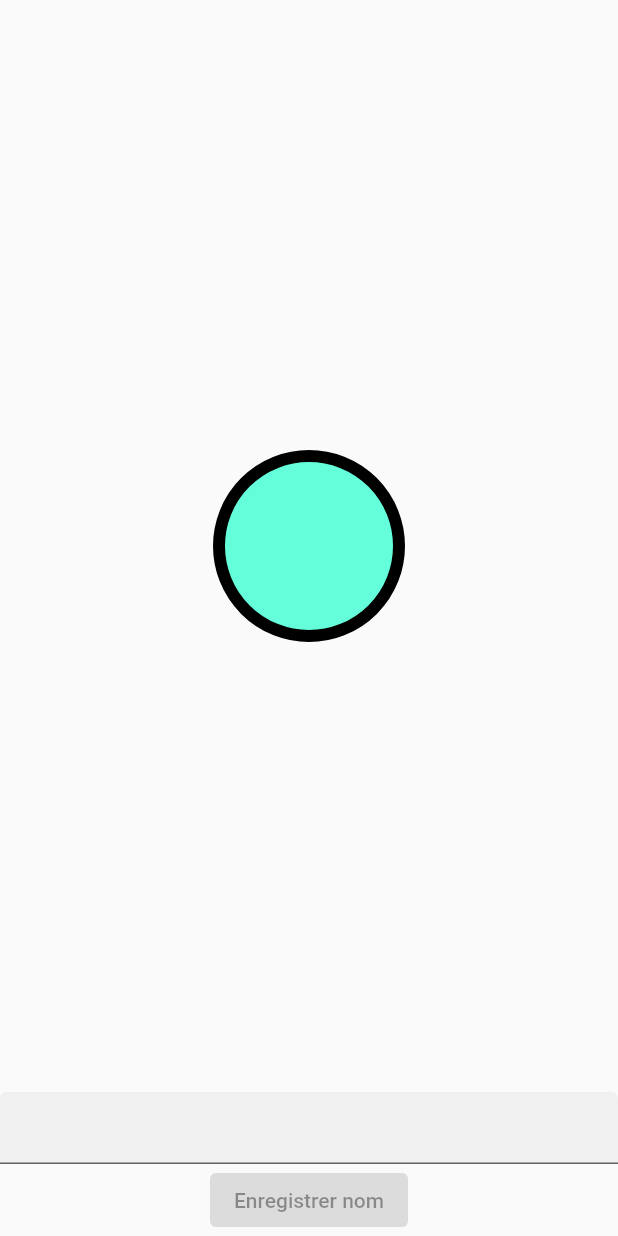
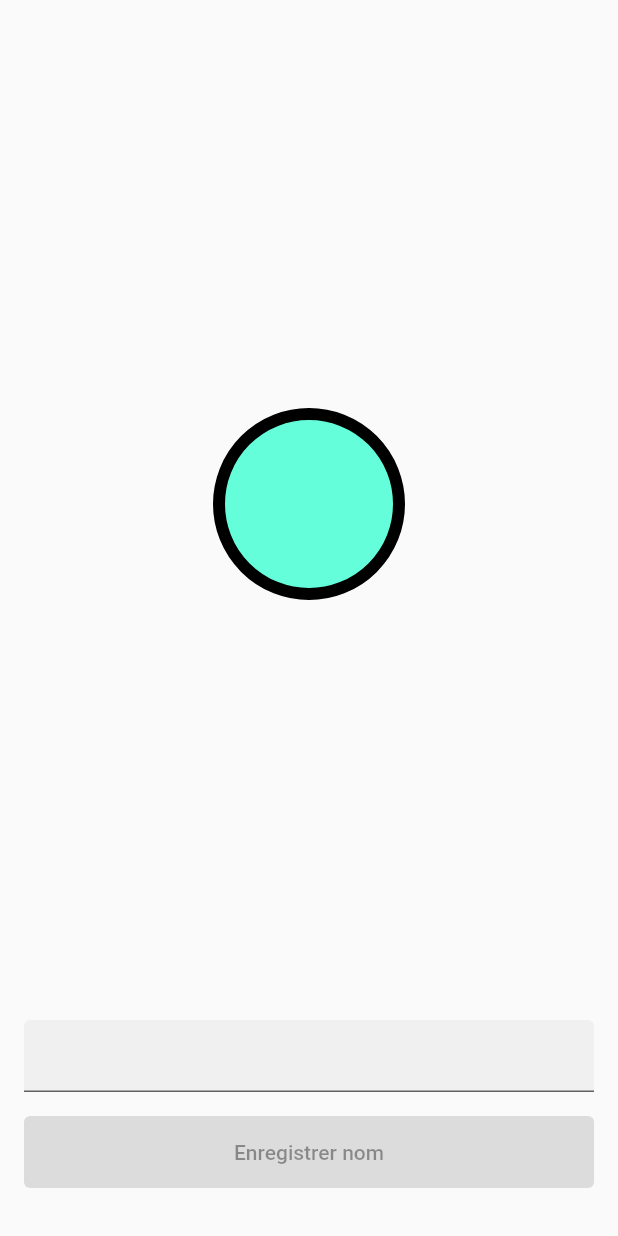
Before and after one commit to SilverSdt/littlewords, a Flutter app: the screen it shows after launch, on a phone screen of 412 x 824 dp. Run offline on Flutter 3.47's test engine with Material 2 defaults, Android fonts, the phone set to English and light mode, and no system bars; our stand-ins replace flutter_riverpod, shared_preferences.

Commit message:
Login Page: Reposition elements

```diff
--- a/lib/route/login/login.route.dart
+++ b/lib/route/login/login.route.dart
@@ -8,16 +8,26 @@ class LoginRoute extends StatelessWidget {
   Widget build(BuildContext context) {
     return Scaffold(
       body:
-          Column(mainAxisAlignment: MainAxisAlignment.center, children: const [
-        Spacer(),
-        LittlewordsLogo(),
-        Spacer(),
-        TextField(
-          decoration: InputDecoration(filled: true),
+          Column(mainAxisAlignment: MainAxisAlignment.center, children: [
+        const Spacer(),
+        const LittlewordsLogo(),
+        const Spacer(),
+        const Padding(
+          padding: EdgeInsets.symmetric(horizontal: 16, vertical: 8),
+          child: TextField(
+            decoration: InputDecoration(filled: true),
+          ),
         ),
-        ElevatedButton(
-          onPressed: null,
-          child: Text("Enregistrer nom"),
+
+        Padding(
+          padding: const EdgeInsets.only(left: 16, right: 16, top: 8, bottom: 32),
+          child: ElevatedButton(
+            onPressed: null,
+            style: ElevatedButton.styleFrom(
+              minimumSize: const Size.fromHeight(48),
+            ),
+            child: const Text("Enregistrer nom"),
+          ),
         )
       ]),
     );
```
